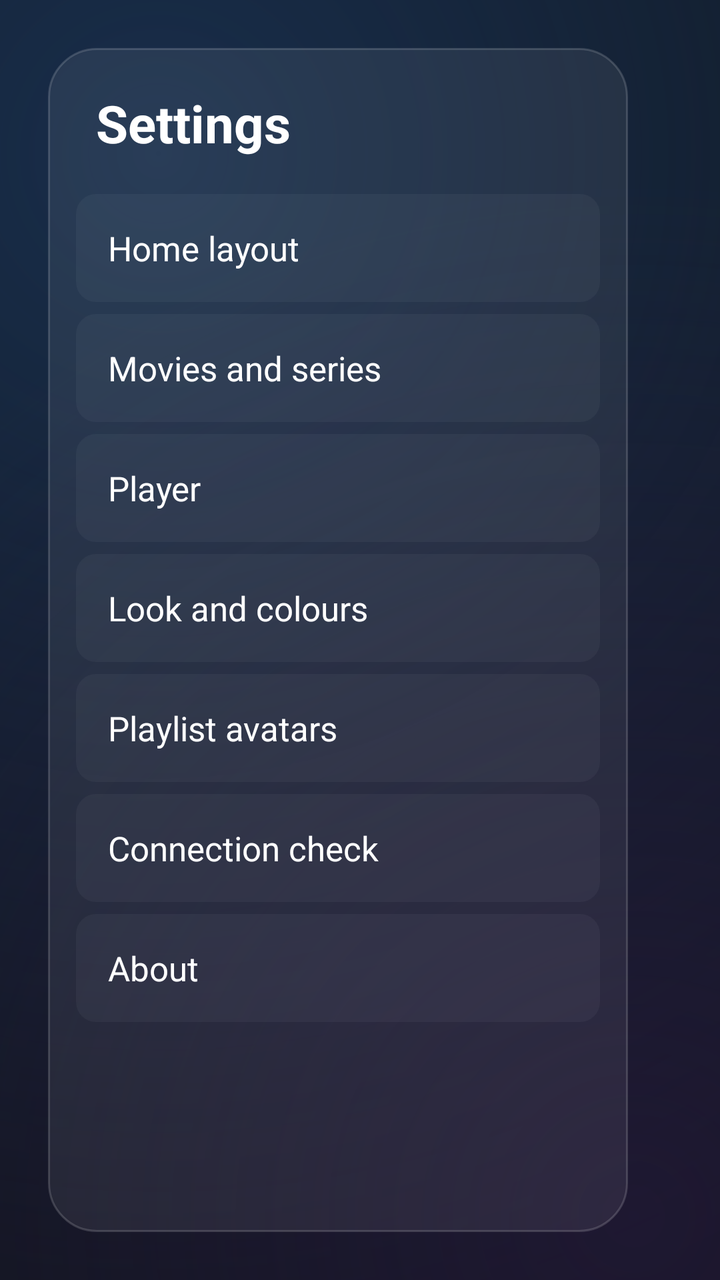
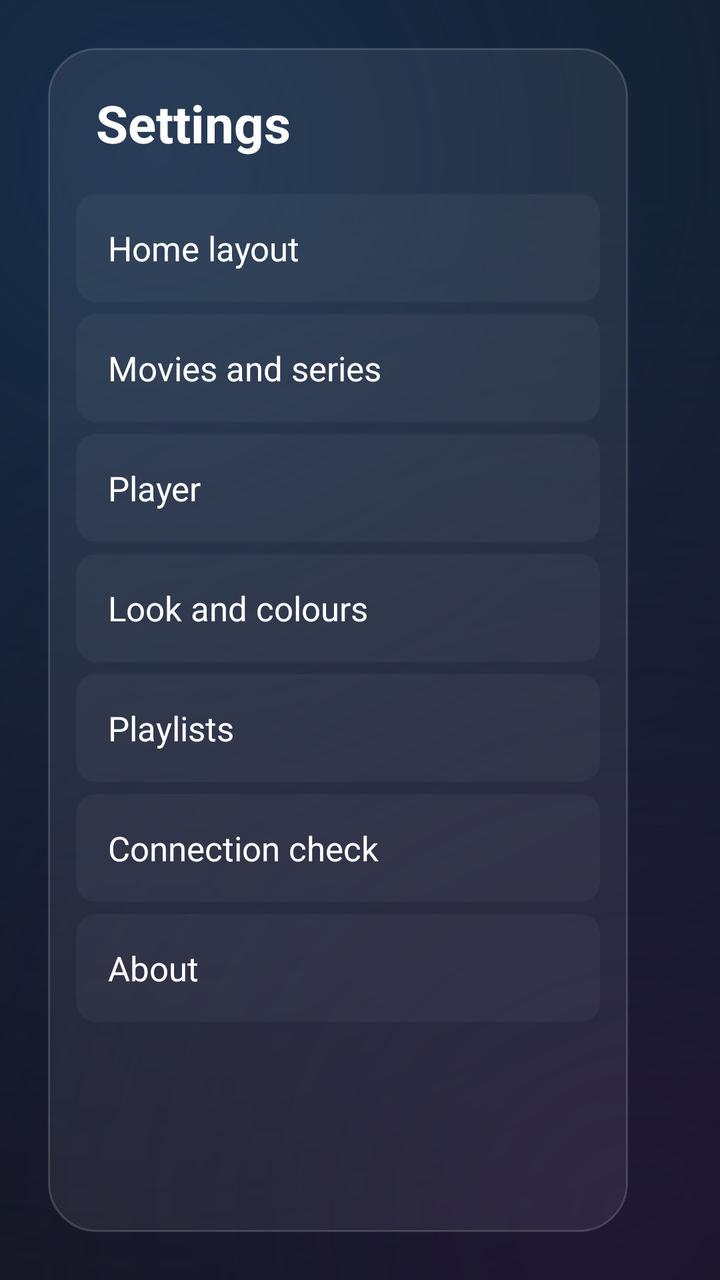

Screens rendered from an Android XML layout before and after an edit, with the pre-edit source and the edit as a unified diff.
<!-- AndroidManifest.xml: application theme AppTheme -->
<!-- res/layout/activity_settings.xml -->
<?xml version="1.0" encoding="utf-8"?>
<LinearLayout xmlns:android="http://schemas.android.com/apk/res/android"
    android:layout_width="match_parent"
    android:layout_height="match_parent"
    android:background="?attr/appBackground"
    android:orientation="horizontal"
    android:padding="24dp">

    <LinearLayout
        android:layout_width="290dp"
        android:layout_height="match_parent"
        android:background="@drawable/bg_glass_card"
        android:orientation="vertical"
        android:padding="14dp">

        <TextView
            android:layout_width="wrap_content"
            android:layout_height="wrap_content"
            android:layout_marginLeft="10dp"
            android:layout_marginTop="6dp"
            android:layout_marginBottom="18dp"
            android:text="Settings"
            android:textColor="@color/text"
            android:textSize="26sp"
            android:textStyle="bold" />

        
        <ScrollView
            android:layout_width="match_parent"
            android:layout_height="0dp"
            android:layout_weight="1"
            android:scrollbars="none">

            <LinearLayout
                android:layout_width="match_parent"
                android:layout_height="wrap_content"
                android:orientation="vertical">

                <TextView android:id="@+id/menu_home" style="@style/SettingsMenuItem" android:text="Home layout" />

                <TextView android:id="@+id/menu_browse" style="@style/SettingsMenuItem" android:text="Movies and series" />

                <TextView android:id="@+id/menu_player" style="@style/SettingsMenuItem" android:text="Player" />

                <TextView android:id="@+id/menu_color" style="@style/SettingsMenuItem" android:text="Look and colours" />

                <TextView android:id="@+id/menu_avatars" style="@style/SettingsMenuItem" android:text="Playlist avatars" />

                <TextView android:id="@+id/menu_connection" style="@style/SettingsMenuItem" android:text="Connection check" />

                <TextView android:id="@+id/menu_about" style="@style/SettingsMenuItem" android:text="About" />
            </LinearLayout>
        </ScrollView>
    </LinearLayout>

    <ScrollView
        android:layout_width="0dp"
        android:layout_height="match_parent"
        android:layout_marginLeft="32dp"
        android:layout_weight="1"
        android:clipToPadding="false"
        android:fillViewport="true">

        <LinearLayout
            android:layout_width="match_parent"
            android:layout_height="wrap_content"
            android:clipChildren="false"
            android:clipToPadding="false"
            android:orientation="vertical"
            android:paddingTop="8dp"
            android:paddingRight="12dp"
            android:paddingBottom="16dp">

            <TextView
                android:id="@+id/section_title"
                android:layout_width="wrap_content"
                android:layout_height="wrap_content"
                android:textColor="@color/text"
                android:textSize="24sp"
                android:textStyle="bold" />

            <TextView
                android:id="@+id/section_hint"
                android:layout_width="wrap_content"
                android:layout_height="wrap_content"
                android:layout_marginTop="4dp"
                android:layout_marginBottom="18dp"
                android:textColor="@color/text_secondary"
                android:textSize="15sp" />

            <LinearLayout
                android:id="@+id/section_body"
                android:layout_width="match_parent"
                android:layout_height="wrap_content"
                android:clipChildren="false"
                android:clipToPadding="false"
                android:orientation="vertical" />
        </LinearLayout>
    </ScrollView>
</LinearLayout>
<!-- resources referenced by this layout -->
<resources>
  <color name="text">#FFFFFFFF</color>
  <color name="text_secondary">#FFA0A8B0</color>
  <!-- drawable bg_glass_card (drawable) -->
  <?xml version="1.0" encoding="utf-8"?>
  <shape xmlns:android="http://schemas.android.com/apk/res/android">
      <solid android:color="#12FFFFFF" />
      <stroke android:width="1dp" android:color="#29FFFFFF" />
      <corners android:radius="24dp" />
  </shape>
  <style name="SettingsMenuItem">
          <item name="android:layout_width">match_parent</item>
          <item name="android:layout_height">54dp</item>
          <item name="android:layout_marginBottom">6dp</item>
          <item name="android:background">@drawable/bg_glass_item</item>
          <item name="android:focusable">true</item>
          <item name="android:clickable">true</item>
          <item name="android:gravity">center_vertical</item>
          <item name="android:paddingLeft">16dp</item>
          <item name="android:textColor">@color/text</item>
          <item name="android:textSize">17sp</item>
      </style>
  <style name="AppTheme" parent="Theme.AppCompat.NoActionBar">
          <item name="colorPrimary">@color/surface</item>
          <item name="colorPrimaryDark">@color/bg</item>
          <item name="appAccent">#FF3D8BFD</item>
          <item name="appAccent0D">#0D3D8BFD</item>
          <item name="appAccent26">#263D8BFD</item>
          <item name="appAccent4D">#4D3D8BFD</item>
          <item name="appAccent59">#593D8BFD</item>
          <item name="appAccent66">#663D8BFD</item>
          <item name="appAccent73">#733D8BFD</item>
          <item name="appAccent80">#803D8BFD</item>
          <item name="appAccent99">#993D8BFD</item>
          <item name="appAccentCC">#CC3D8BFD</item>
          <item name="appGlow">#FF182D4A</item>
          <item name="colorAccent">#FF3D8BFD</item>
          <item name="android:windowBackground">@color/bg</item>
          <item name="appBackground">@drawable/bg_glow</item>
          <item name="android:textColorPrimary">@color/text</item>
          <item name="android:textColorSecondary">@color/text_secondary</item>
          <item name="android:textColorHint">@color/text_secondary</item>
          <item name="alertDialogTheme">@style/TvDialog</item>
      </style>
  <!-- drawable bg_glass_item (drawable) -->
  <?xml version="1.0" encoding="utf-8"?>
  <selector xmlns:android="http://schemas.android.com/apk/res/android">
      <item android:state_focused="true">
          <shape>
              <solid android:color="?attr/appAccent59" />
              <stroke android:width="2dp" android:color="@android:color/white" />
              <corners android:radius="10dp" />
          </shape>
      </item>
      <item android:state_activated="true">
          <shape>
              <solid android:color="?attr/appAccent26" />
              <stroke android:width="1dp" android:color="?attr/appAccent66" />
              <corners android:radius="10dp" />
          </shape>
      </item>
      <item>
          <shape>
              <solid android:color="#0AFFFFFF" />
              <corners android:radius="10dp" />
          </shape>
      </item>
  </selector>
  <color name="surface">#FF1C232B</color>
  <color name="bg">#FF101418</color>
  <style name="TvDialog" parent="Theme.AppCompat.Dialog.Alert">
          <item name="colorAccent">?attr/appAccent</item>
          <item name="android:windowBackground">@drawable/bg_glass_dialog</item>
          <item name="android:textColorPrimary">@color/text</item>
          <item name="android:textColorSecondary">@color/text_secondary</item>
          <item name="buttonBarPositiveButtonStyle">@style/TvDialogButton</item>
          <item name="buttonBarNegativeButtonStyle">@style/TvDialogButton</item>
      </style>
  <style name="TvDialogButton" parent="Widget.AppCompat.Button.ButtonBar.AlertDialog">
          <item name="android:background">@drawable/bg_glass_pill</item>
          <item name="android:layout_marginLeft">8dp</item>
          <item name="android:paddingLeft">22dp</item>
          <item name="android:paddingRight">22dp</item>
          <item name="android:stateListAnimator">@null</item>
          <item name="android:textColor">@color/text</item>
          <item name="android:minWidth">120dp</item>
          <item name="android:textAllCaps">false</item>
      </style>
  <!-- drawable bg_glass_pill (drawable) -->
  <?xml version="1.0" encoding="utf-8"?>
  <selector xmlns:android="http://schemas.android.com/apk/res/android">
      <item android:state_focused="true">
          <shape>
              <solid android:color="?attr/appAccent80" />
              <stroke android:width="2dp" android:color="@android:color/white" />
              <corners android:radius="24dp" />
          </shape>
      </item>
      <item>
          <shape>
              <solid android:color="#12FFFFFF" />
              <stroke android:width="1dp" android:color="#29FFFFFF" />
              <corners android:radius="24dp" />
          </shape>
      </item>
  </selector>
  <!-- unchanged entries left out for length: 2 -->
</resources>

<!-- the commit's change to res/layout/activity_settings.xml (unified diff, before → after) -->
@@ -14,13 +14,14 @@
         android:padding="14dp">
 
         <TextView
+        android:tag="screen_title"
             android:layout_width="wrap_content"
             android:layout_height="wrap_content"
             android:layout_marginLeft="10dp"
             android:layout_marginTop="6dp"
             android:layout_marginBottom="18dp"
             android:text="Settings"
-            android:textColor="@color/text"
+            android:textColor="?attr/appText"
             android:textSize="26sp"
             android:textStyle="bold" />
 
@@ -44,7 +45,7 @@
 
                 <TextView android:id="@+id/menu_color" style="@style/SettingsMenuItem" android:text="Look and colours" />
 
-                <TextView android:id="@+id/menu_avatars" style="@style/SettingsMenuItem" android:text="Playlist avatars" />
+                <TextView android:id="@+id/menu_avatars" style="@style/SettingsMenuItem" android:text="Playlists" />
 
                 <TextView android:id="@+id/menu_connection" style="@style/SettingsMenuItem" android:text="Connection check" />
 
@@ -72,10 +73,11 @@
             android:paddingBottom="16dp">
 
             <TextView
+        android:tag="screen_title"
                 android:id="@+id/section_title"
                 android:layout_width="wrap_content"
                 android:layout_height="wrap_content"
-                android:textColor="@color/text"
+                android:textColor="?attr/appText"
                 android:textSize="24sp"
                 android:textStyle="bold" />
 
@@ -85,7 +87,7 @@
                 android:layout_height="wrap_content"
                 android:layout_marginTop="4dp"
                 android:layout_marginBottom="18dp"
-                android:textColor="@color/text_secondary"
+                android:textColor="?attr/appTextSecondary"
                 android:textSize="15sp" />
 
             <LinearLayout
<!-- resource entries referenced after the edit -->
@@ -1,12 +1,10 @@
 <!-- resources referenced by this layout -->
 <resources>
-  <color name="text">#FFFFFFFF</color>
-  <color name="text_secondary">#FFA0A8B0</color>
   <!-- drawable bg_glass_card (drawable) -->
   <?xml version="1.0" encoding="utf-8"?>
   <shape xmlns:android="http://schemas.android.com/apk/res/android">
-      <solid android:color="#12FFFFFF" />
-      <stroke android:width="1dp" android:color="#29FFFFFF" />
+      <solid android:color="?attr/appGlassFill" />
+      <stroke android:width="1dp" android:color="?attr/appGlassStroke" />
       <corners android:radius="24dp" />
   </shape>
   <style name="SettingsMenuItem">
@@ -18,12 +16,12 @@
           <item name="android:clickable">true</item>
           <item name="android:gravity">center_vertical</item>
           <item name="android:paddingLeft">16dp</item>
-          <item name="android:textColor">@color/text</item>
+          <item name="android:textColor">@color/text_focus_primary</item>
           <item name="android:textSize">17sp</item>
       </style>
   <style name="AppTheme" parent="Theme.AppCompat.NoActionBar">
-          <item name="colorPrimary">@color/surface</item>
-          <item name="colorPrimaryDark">@color/bg</item>
+          <item name="colorPrimary">?attr/appSurface</item>
+          <item name="colorPrimaryDark">?attr/appBg</item>
           <item name="appAccent">#FF3D8BFD</item>
           <item name="appAccent0D">#0D3D8BFD</item>
           <item name="appAccent26">#263D8BFD</item>
@@ -36,44 +34,88 @@
           <item name="appAccentCC">#CC3D8BFD</item>
           <item name="appGlow">#FF182D4A</item>
           <item name="colorAccent">#FF3D8BFD</item>
-          <item name="android:windowBackground">@color/bg</item>
+          <item name="android:windowBackground">?attr/appBg</item>
           <item name="appBackground">@drawable/bg_glow</item>
-          <item name="android:textColorPrimary">@color/text</item>
-          <item name="android:textColorSecondary">@color/text_secondary</item>
-          <item name="android:textColorHint">@color/text_secondary</item>
+          <item name="android:textColorPrimary">?attr/appText</item>
+          <item name="android:textColorSecondary">?attr/appTextSecondary</item>
+          <item name="android:textColorHint">?attr/appTextSecondary</item>
           <item name="alertDialogTheme">@style/TvDialog</item>
+          
+          <item name="appBg">#FF101418</item>
+          <item name="appSurface">#FF1C232B</item>
+          <item name="appSurfaceFocus">#FF2B3A4D</item>
+          <item name="appSurfaceActive">#FF24303C</item>
+          <item name="appOverlay">#E6101418</item>
+          <item name="appGlassFill">#12FFFFFF</item>
+          <item name="appGlassStroke">#29FFFFFF</item>
+          <item name="appFocusStroke">#FFFFFFFF</item>
+          <item name="appText">#FFFFFFFF</item>
+          <item name="appTextSecondary">#FFA0A8B0</item>
+          <item name="appTileCount">#FFC8D0DC</item>
+          <item name="appGold">#FFFFC94D</item>
+          <item name="appError">#FFFF6B6B</item>
+          <item name="appLive">#FFE5484D</item>
+          <item name="appOnAccent">#FFFFFFFF</item>
+          <item name="appTile2_1A">#1AEC4899</item>
+          <item name="appTile2_38">#38EC4899</item>
+          <item name="appTile2_66">#66EC4899</item>
+          <item name="appTile3_1A">#1A8A5CF6</item>
+          <item name="appTile3_40">#408A5CF6</item>
+          <item name="appTile3_6B">#6B8A5CF6</item>
+          
+          <item name="appCorner8">8dp</item>
+          <item name="appCorner10">10dp</item>
+          <item name="appCorner12">12dp</item>
+          <item name="appCorner16">16dp</item>
+          <item name="appCorner20">20dp</item>
+          <item name="appCorner22">22dp</item>
+          <item name="appCorner23">23dp</item>
+          <item name="appCorner24">24dp</item>
+          <item name="appCorner26">26dp</item>
+          <item name="appCorner28">28dp</item>
+          <item name="appFocusFill">?attr/appAccent59</item>
+          <item name="appFocusText">?attr/appText</item>
+          <item name="appFocusStrokeThin">2dp</item>
+          <item name="appFocusStrokeThick">3dp</item>
+          
+          <item name="appTileFocusLiveStart">?attr/appAccent73</item>
+          <item name="appTileFocusLiveEnd">?attr/appAccent26</item>
+          <item name="appTileFocusMoviesStart">?attr/appTile2_66</item>
+          <item name="appTileFocusMoviesEnd">?attr/appTile2_1A</item>
+          <item name="appTileFocusSeriesStart">?attr/appTile3_6B</item>
+          <item name="appTileFocusSeriesEnd">?attr/appTile3_1A</item>
+          <item name="appTileFocusSearchStart">#4DFFFFFF</item>
+          <item name="appTileFocusSearchEnd">#1AFFFFFF</item>
       </style>
   <!-- drawable bg_glass_item (drawable) -->
   <?xml version="1.0" encoding="utf-8"?>
   <selector xmlns:android="http://schemas.android.com/apk/res/android">
       <item android:state_focused="true">
           <shape>
-              <solid android:color="?attr/appAccent59" />
-              <stroke android:width="2dp" android:color="@android:color/white" />
-              <corners android:radius="10dp" />
+              <solid android:color="?attr/appFocusFill" />
+              <stroke android:width="?attr/appFocusStrokeThin" android:color="?attr/appFocusStroke" />
+              <corners android:radius="?attr/appCorner10" />
           </shape>
       </item>
       <item android:state_activated="true">
           <shape>
               <solid android:color="?attr/appAccent26" />
               <stroke android:width="1dp" android:color="?attr/appAccent66" />
-              <corners android:radius="10dp" />
+              <corners android:radius="?attr/appCorner10" />
           </shape>
       </item>
       <item>
           <shape>
               <solid android:color="#0AFFFFFF" />
-              <corners android:radius="10dp" />
+              <corners android:radius="?attr/appCorner10" />
           </shape>
       </item>
   </selector>
-  <color name="surface">#FF1C232B</color>
-  <color name="bg">#FF101418</color>
   <style name="TvDialog" parent="Theme.AppCompat.Dialog.Alert">
           <item name="colorAccent">?attr/appAccent</item>
           <item name="android:windowBackground">@drawable/bg_glass_dialog</item>
-          <item name="android:textColorPrimary">@color/text</item>
-          <item name="android:textColorSecondary">@color/text_secondary</item>
+          <item name="android:textColorPrimary">?attr/appText</item>
+          <item name="android:textColorSecondary">?attr/appTextSecondary</item>
           <item name="buttonBarPositiveButtonStyle">@style/TvDialogButton</item>
           <item name="buttonBarNegativeButtonStyle">@style/TvDialogButton</item>
       </style>
@@ -83,7 +125,7 @@
           <item name="android:paddingLeft">22dp</item>
           <item name="android:paddingRight">22dp</item>
           <item name="android:stateListAnimator">@null</item>
-          <item name="android:textColor">@color/text</item>
+          <item name="android:textColor">@color/text_focus_primary</item>
           <item name="android:minWidth">120dp</item>
           <item name="android:textAllCaps">false</item>
       </style>
@@ -93,15 +135,15 @@
       <item android:state_focused="true">
           <shape>
               <solid android:color="?attr/appAccent80" />
-              <stroke android:width="2dp" android:color="@android:color/white" />
-              <corners android:radius="24dp" />
+              <stroke android:width="?attr/appFocusStrokeThin" android:color="?attr/appFocusStroke" />
+              <corners android:radius="?attr/appCorner24" />
           </shape>
       </item>
       <item>
           <shape>
-              <solid android:color="#12FFFFFF" />
-              <stroke android:width="1dp" android:color="#29FFFFFF" />
-              <corners android:radius="24dp" />
+              <solid android:color="?attr/appGlassFill" />
+              <stroke android:width="1dp" android:color="?attr/appGlassStroke" />
+              <corners android:radius="?attr/appCorner24" />
           </shape>
       </item>
   </selector>
